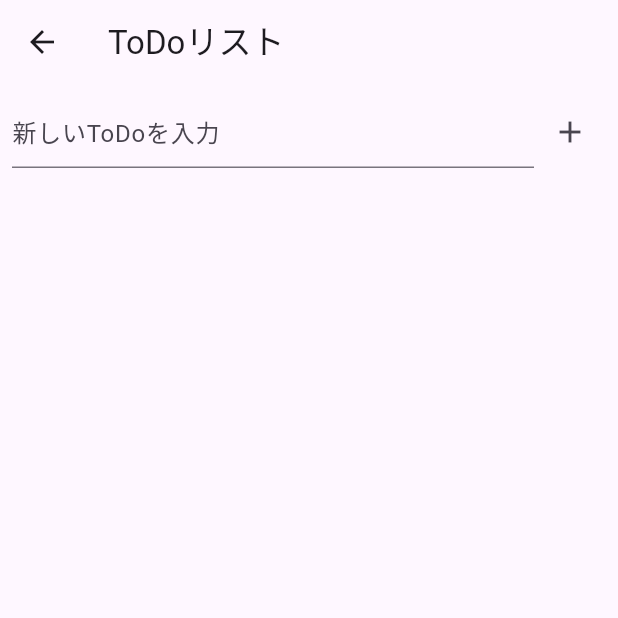
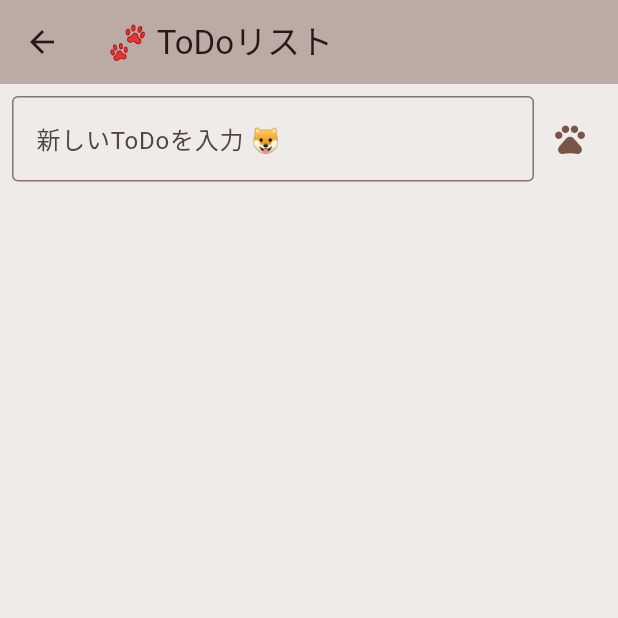
Before and after one commit to Sumire2125/flutter_sample_ios_app, a Flutter app: the screen it shows after launch, after a tap on "ToDoリストへ", on a phone screen of 412 x 824 dp, the top half of it. Run offline on Flutter 3.47's test engine with Material 3 defaults, Android fonts, the phone set to English and light mode, and no system bars.

Commit message:
デザインを可愛く修正

```diff
--- a/lib/main.dart
+++ b/lib/main.dart
@@ -12,7 +12,12 @@ class MyApp extends StatelessWidget {
   Widget build(BuildContext context) {
     return MaterialApp(
       title: 'ToDo App',
-      theme: ThemeData(primarySwatch: Colors.blue),
+      theme: ThemeData(
+        colorScheme: ColorScheme.fromSeed(
+          seedColor: Colors.brown, // 犬っぽいカラー
+        ),
+        useMaterial3: true, // 新しいデザイン適用
+      ),
       home: const HomeScreen(),
     );
   }
--- a/lib/screens/todo_list_screen.dart
+++ b/lib/screens/todo_list_screen.dart
@@ -17,7 +17,11 @@ class _TodoListScreenState extends State<TodoListScreen> {
   @override
   Widget build(BuildContext context) {
     return Scaffold(
-      appBar: AppBar(title: const Text('ToDoリスト')),
+      backgroundColor: Colors.brown[50], // 柔らかい背景色
+      appBar: AppBar(
+        title: const Text('🐾 ToDoリスト'),
+        backgroundColor: Colors.brown[200],
+      ),
       body: Column(
         children: [
           TodoInputField(
--- a/lib/widgets/todo_input_field.dart
+++ b/lib/widgets/todo_input_field.dart
@@ -20,12 +20,14 @@ class TodoInputField extends StatelessWidget {
             child: TextField(
               controller: controller,
               decoration: const InputDecoration(
-                hintText: '新しいToDoを入力',
+                hintText: '新しいToDoを入力 🐶',
+                border: OutlineInputBorder(),
               ),
             ),
           ),
           IconButton(
-            icon: const Icon(Icons.add),
+            icon: const Icon(Icons.pets), // 犬アイコンで追加！
+            color: Colors.brown,
             onPressed: onAdd,
           ),
         ],
```
Also changed, not shown: lib/widgets/dismissible_todo_item.dart (+15 -8 lines).
